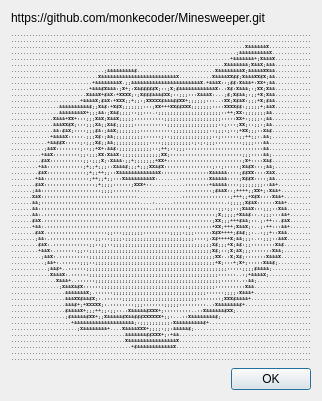
The window that gui/minesweeper_about.ui (monkecoder/Minesweeper) describes before a commit, drawn with Qt 5.
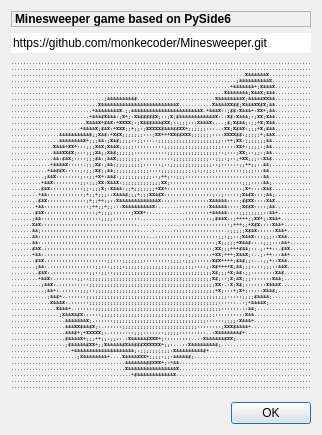
The same window after the commit.

Commit message: Better about dialog

```diff
--- a/gui/minesweeper_about.ui
+++ b/gui/minesweeper_about.ui
@@ -7,7 +7,7 @@
     <x>0</x>
     <y>0</y>
     <width>318</width>
-    <height>400</height>
+    <height>435</height>
    </rect>
   </property>
   <property name="windowTitle">
@@ -16,9 +16,36 @@
   <layout class="QVBoxLayout" name="verticalLayout">
    <item>
     <widget class="QLabel" name="label">
+     <property name="font">
+      <font>
+       <bold>true</bold>
+      </font>
+     </property>
+     <property name="frameShape">
+      <enum>QFrame::Shape::StyledPanel</enum>
+     </property>
+     <property name="frameShadow">
+      <enum>QFrame::Shadow::Raised</enum>
+     </property>
+     <property name="text">
+      <string>Minesweeper game based on PySide6</string>
+     </property>
+    </widget>
+   </item>
+   <item>
+    <widget class="QLineEdit" name="lineEdit">
      <property name="text">
       <string>https://github.com/monkecoder/Minesweeper.git</string>
      </property>
+     <property name="frame">
+      <bool>false</bool>
+     </property>
+     <property name="dragEnabled">
+      <bool>true</bool>
+     </property>
+     <property name="readOnly">
+      <bool>true</bool>
+     </property>
     </widget>
    </item>
    <item>
@@ -89,6 +116,19 @@
      </property>
     </widget>
    </item>
+   <item>
+    <spacer name="verticalSpacer">
+     <property name="orientation">
+      <enum>Qt::Orientation::Vertical</enum>
+     </property>
+     <property name="sizeHint" stdset="0">
+      <size>
+       <width>20</width>
+       <height>40</height>
+      </size>
+     </property>
+    </spacer>
+   </item>
    <item>
     <widget class="QDialogButtonBox" name="buttonBox">
      <property name="orientation">
```
Left out of the diff: 6 changed lines with no effect on the pictures. The commit also changes 1 other file.
